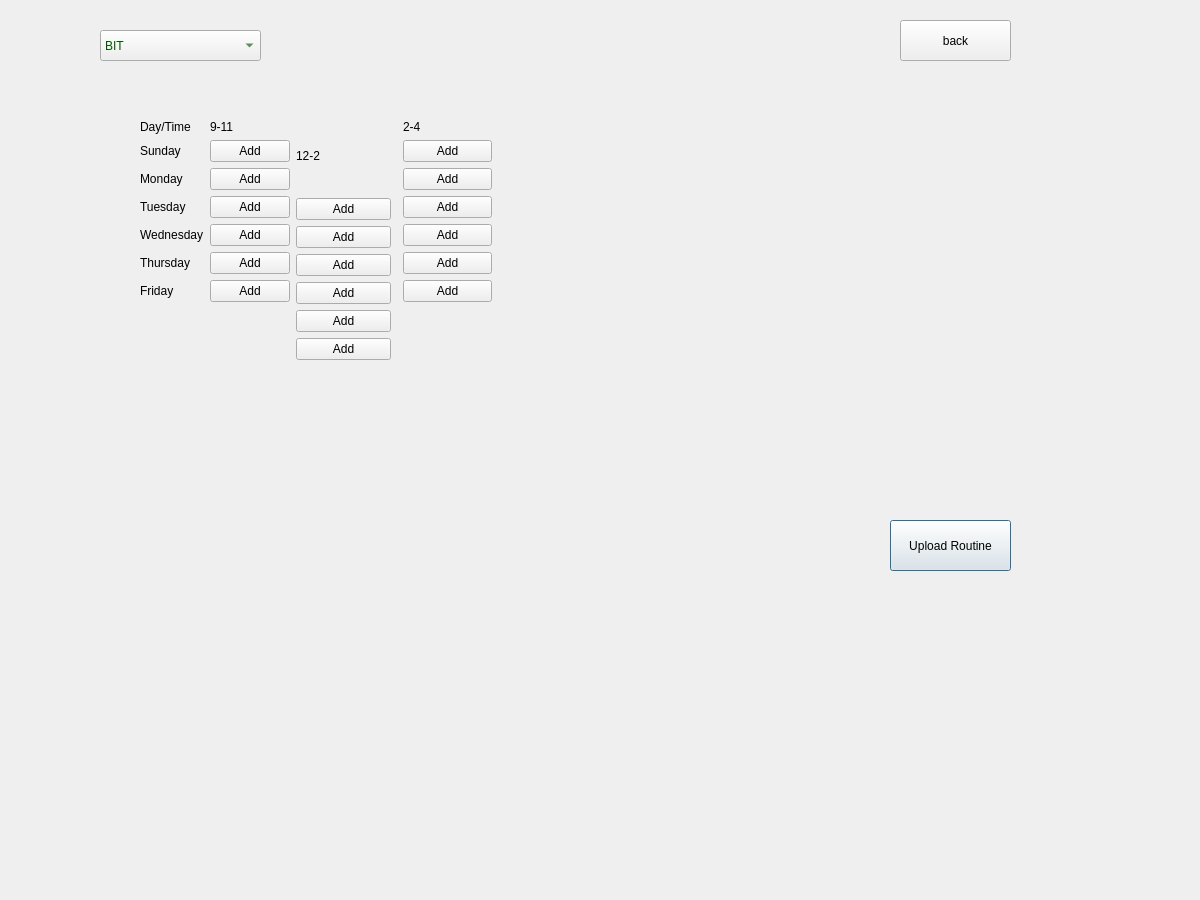
First picture: the form in uploadroutine.ui, repository prazzx/Kakshya, before the edit.
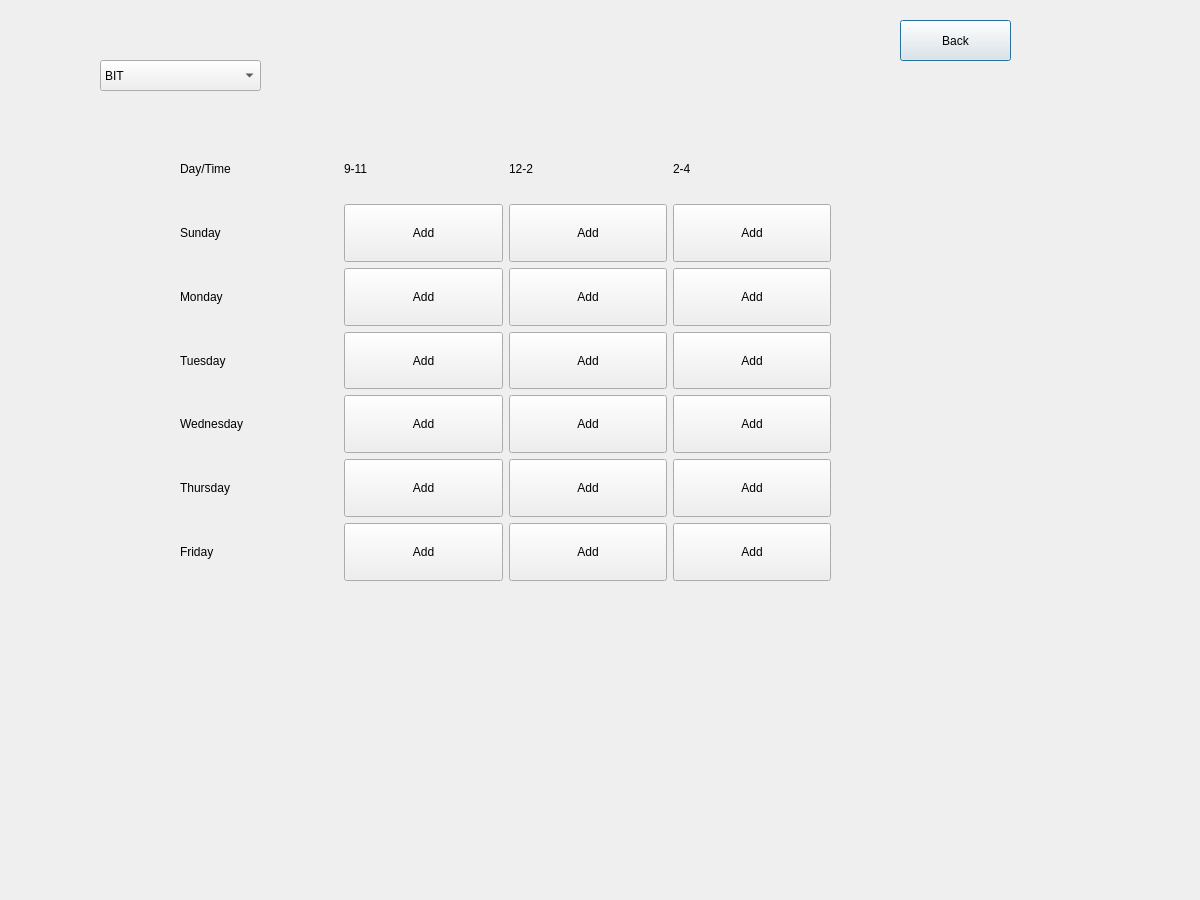
Second picture: the form after the edit. Icons and pictures are not drawn.

The edit to the form file:
```diff
--- a/uploadroutine.ui
+++ b/uploadroutine.ui
@@ -17,14 +17,14 @@
    <property name="geometry">
     <rect>
      <x>100</x>
-     <y>30</y>
+     <y>60</y>
      <width>161</width>
      <height>31</height>
     </rect>
    </property>
    <property name="styleSheet">
-    <string notr="true">font: 700 14pt &quot;Arial&quot;;
-color: rgb(0, 85, 0);</string>
+    <string notr="true">font: 700 10pt &quot;Arial&quot;;
+color: rgb(0, 0, 0);</string>
    </property>
    <item>
     <property name="text">
@@ -67,19 +67,6 @@
     </property>
    </item>
   </widget>
-  <widget class="QPushButton" name="pushButtonUpload">
-   <property name="geometry">
-    <rect>
-     <x>890</x>
-     <y>520</y>
-     <width>121</width>
-     <height>51</height>
-    </rect>
-   </property>
-   <property name="text">
-    <string>Upload Routine</string>
-   </property>
-  </widget>
   <widget class="QLabel" name="labelMessage">
    <property name="geometry">
     <rect>
@@ -103,131 +90,234 @@
     </rect>
    </property>
    <property name="text">
-    <string>back</string>
+    <string>Back</string>
    </property>
   </widget>
-  <widget class="QWidget" name="layoutWidget">
+  <widget class="QWidget" name="">
    <property name="geometry">
     <rect>
-     <x>140</x>
-     <y>120</y>
-     <width>352</width>
-     <height>240</height>
+     <x>180</x>
+     <y>140</y>
+     <width>651</width>
+     <height>441</height>
     </rect>
    </property>
-   <layout class="QHBoxLayout" name="horizontalLayout">
-    <item>
-     <layout class="QFormLayout" name="formLayout">
-      <item row="0" column="0">
-       <widget class="QLabel" name="label">
-        <property name="text">
-         <string>Day/Time </string>
-        </property>
-       </widget>
-      </item>
-      <item row="0" column="1">
-       <widget class="QLabel" name="label_2">
-        <property name="maximumSize">
-         <size>
-          <width>50</width>
-          <height>16777215</height>
-         </size>
-        </property>
-        <property name="text">
-         <string>9-11</string>
-        </property>
-       </widget>
-      </item>
-      <item row="1" column="0">
-       <widget class="QLabel" name="label_3">
-        <property name="text">
-         <string>Sunday</string>
-        </property>
-       </widget>
-      </item>
-      <item row="1" column="1">
-       <widget class="QPushButton" name="pushButton11">
-        <property name="text">
-         <string>Add</string>
-        </property>
-       </widget>
-      </item>
-      <item row="2" column="0">
-       <widget class="QLabel" name="label_4">
-        <property name="text">
-         <string>Monday</string>
-        </property>
-       </widget>
-      </item>
-      <item row="2" column="1">
-       <widget class="QPushButton" name="pushButton12">
-        <property name="text">
-         <string>Add</string>
-        </property>
-       </widget>
-      </item>
-      <item row="3" column="0">
-       <widget class="QLabel" name="label_5">
-        <property name="text">
-         <string>Tuesday</string>
-        </property>
-       </widget>
-      </item>
-      <item row="3" column="1">
-       <widget class="QPushButton" name="pushButton13">
-        <property name="text">
-         <string>Add</string>
-        </property>
-       </widget>
-      </item>
+   <property name="sizePolicy">
+    <sizepolicy hsizetype="Preferred" vsizetype="Preferred">
+     <horstretch>0</horstretch>
+     <verstretch>0</verstretch>
+    </sizepolicy>
+   </property>
+   <layout class="QGridLayout" name="gridLayout_2">
       <item row="4" column="0">
        <widget class="QLabel" name="label_6">
+      <property name="sizePolicy">
+       <sizepolicy hsizetype="MinimumExpanding" vsizetype="Preferred">
+        <horstretch>0</horstretch>
+        <verstretch>0</verstretch>
+       </sizepolicy>
+      </property>
         <property name="text">
          <string>Wednesday</string>
         </property>
        </widget>
       </item>
+    <item row="3" column="2">
+     <widget class="QPushButton" name="pushButton22">
+      <property name="sizePolicy">
+       <sizepolicy hsizetype="MinimumExpanding" vsizetype="Preferred">
+        <horstretch>0</horstretch>
+        <verstretch>0</verstretch>
+       </sizepolicy>
+      </property>
+      <property name="text">
+       <string>Add</string>
+      </property>
+     </widget>
+    </item>
+    <item row="1" column="1">
+     <widget class="QPushButton" name="pushButton11">
+      <property name="sizePolicy">
+       <sizepolicy hsizetype="MinimumExpanding" vsizetype="Preferred">
+        <horstretch>0</horstretch>
+        <verstretch>0</verstretch>
+       </sizepolicy>
+      </property>
+      <property name="text">
+       <string>Add</string>
+      </property>
+     </widget>
+    </item>
       <item row="4" column="1">
        <widget class="QPushButton" name="pushButton14">
+      <property name="sizePolicy">
+       <sizepolicy hsizetype="MinimumExpanding" vsizetype="Preferred">
+        <horstretch>0</horstretch>
+        <verstretch>0</verstretch>
+       </sizepolicy>
+      </property>
         <property name="text">
          <string>Add</string>
         </property>
        </widget>
       </item>
+    <item row="4" column="2">
+     <widget class="QPushButton" name="pushButton24">
+      <property name="sizePolicy">
+       <sizepolicy hsizetype="MinimumExpanding" vsizetype="Preferred">
+        <horstretch>0</horstretch>
+        <verstretch>0</verstretch>
+       </sizepolicy>
+      </property>
+      <property name="text">
+       <string>Add</string>
+      </property>
+     </widget>
+    </item>
+    <item row="3" column="0">
+     <widget class="QLabel" name="label_5">
+      <property name="sizePolicy">
+       <sizepolicy hsizetype="MinimumExpanding" vsizetype="Preferred">
+        <horstretch>0</horstretch>
+        <verstretch>0</verstretch>
+       </sizepolicy>
+      </property>
+      <property name="text">
+       <string>Tuesday</string>
+      </property>
+     </widget>
+    </item>
+    <item row="0" column="1">
+     <widget class="QLabel" name="label_2">
+      <property name="sizePolicy">
+       <sizepolicy hsizetype="MinimumExpanding" vsizetype="Preferred">
+        <horstretch>0</horstretch>
+        <verstretch>0</verstretch>
+       </sizepolicy>
+      </property>
+      <property name="maximumSize">
+       <size>
+        <width>50</width>
+        <height>16777215</height>
+       </size>
+      </property>
+      <property name="text">
+       <string>9-11</string>
+      </property>
+     </widget>
+    </item>
+    <item row="6" column="0">
+     <widget class="QLabel" name="label_8">
+      <property name="sizePolicy">
+       <sizepolicy hsizetype="MinimumExpanding" vsizetype="Preferred">
+        <horstretch>0</horstretch>
+        <verstretch>0</verstretch>
+       </sizepolicy>
+      </property>
+      <property name="text">
+       <string>Friday</string>
+      </property>
+     </widget>
+    </item>
+    <item row="0" column="0">
+     <widget class="QLabel" name="label">
+      <property name="sizePolicy">
+       <sizepolicy hsizetype="MinimumExpanding" vsizetype="Preferred">
+        <horstretch>0</horstretch>
+        <verstretch>0</verstretch>
+       </sizepolicy>
+      </property>
+      <property name="text">
+       <string>Day/Time </string>
+      </property>
+     </widget>
+    </item>
       <item row="5" column="0">
        <widget class="QLabel" name="label_7">
+      <property name="sizePolicy">
+       <sizepolicy hsizetype="MinimumExpanding" vsizetype="Preferred">
+        <horstretch>0</horstretch>
+        <verstretch>0</verstretch>
+       </sizepolicy>
+      </property>
         <property name="text">
          <string>Thursday</string>
         </property>
        </widget>
       </item>
+    <item row="2" column="1">
+     <widget class="QPushButton" name="pushButton12">
+      <property name="sizePolicy">
+       <sizepolicy hsizetype="MinimumExpanding" vsizetype="Preferred">
+        <horstretch>0</horstretch>
+        <verstretch>0</verstretch>
+       </sizepolicy>
+      </property>
+      <property name="text">
+       <string>Add</string>
+      </property>
+     </widget>
+    </item>
+    <item row="6" column="2">
+     <widget class="QPushButton" name="pushButton26">
+      <property name="sizePolicy">
+       <sizepolicy hsizetype="MinimumExpanding" vsizetype="Preferred">
+        <horstretch>0</horstretch>
+        <verstretch>0</verstretch>
+       </sizepolicy>
+      </property>
+      <property name="text">
+       <string>Add</string>
+      </property>
+     </widget>
+    </item>
+    <item row="2" column="2">
+     <widget class="QPushButton" name="pushButton23">
+      <property name="sizePolicy">
+       <sizepolicy hsizetype="MinimumExpanding" vsizetype="Preferred">
+        <horstretch>0</horstretch>
+        <verstretch>0</verstretch>
+       </sizepolicy>
+      </property>
+      <property name="text">
+       <string>Add</string>
+      </property>
+     </widget>
+    </item>
+    <item row="1" column="0">
+     <widget class="QLabel" name="label_3">
+      <property name="sizePolicy">
+       <sizepolicy hsizetype="MinimumExpanding" vsizetype="Preferred">
+        <horstretch>0</horstretch>
+        <verstretch>0</verstretch>
+       </sizepolicy>
+      </property>
+      <property name="text">
+       <string>Sunday</string>
+      </property>
+     </widget>
+    </item>
       <item row="5" column="1">
        <widget class="QPushButton" name="pushButton15">
-        <property name="text">
-         <string>Add</string>
-        </property>
-       </widget>
-      </item>
-      <item row="6" column="0">
-       <widget class="QLabel" name="label_8">
+      <property name="sizePolicy">
+       <sizepolicy hsizetype="MinimumExpanding" vsizetype="Preferred">
+        <horstretch>0</horstretch>
+        <verstretch>0</verstretch>
+       </sizepolicy>
+      </property>
         <property name="text">
-         <string>Friday</string>
-        </property>
-       </widget>
-      </item>
-      <item row="6" column="1">
-       <widget class="QPushButton" name="pushButton16">
-        <property name="text">
          <string>Add</string>
         </property>
        </widget>
       </item>
-     </layout>
-    </item>
-    <item>
-     <layout class="QVBoxLayout" name="verticalLayout">
-      <item>
+    <item row="0" column="2">
        <widget class="QLabel" name="label_11">
+      <property name="sizePolicy">
+       <sizepolicy hsizetype="MinimumExpanding" vsizetype="Preferred">
+        <horstretch>0</horstretch>
+        <verstretch>0</verstretch>
+       </sizepolicy>
+      </property>
         <property name="maximumSize">
          <size>
           <width>50</width>
@@ -239,54 +329,79 @@
         </property>
        </widget>
       </item>
-      <item>
+    <item row="6" column="1">
+     <widget class="QPushButton" name="pushButton16">
+      <property name="sizePolicy">
+       <sizepolicy hsizetype="MinimumExpanding" vsizetype="Preferred">
+        <horstretch>0</horstretch>
+        <verstretch>0</verstretch>
+       </sizepolicy>
+      </property>
+      <property name="text">
+       <string>Add</string>
+      </property>
+     </widget>
+    </item>
+    <item row="2" column="0">
+     <widget class="QLabel" name="label_4">
+      <property name="sizePolicy">
+       <sizepolicy hsizetype="MinimumExpanding" vsizetype="Preferred">
+        <horstretch>0</horstretch>
+        <verstretch>0</verstretch>
+       </sizepolicy>
+      </property>
+      <property name="text">
+       <string>Monday</string>
+      </property>
+     </widget>
+    </item>
+    <item row="3" column="1">
+     <widget class="QPushButton" name="pushButton13">
+      <property name="sizePolicy">
+       <sizepolicy hsizetype="MinimumExpanding" vsizetype="Preferred">
+        <horstretch>0</horstretch>
+        <verstretch>0</verstretch>
+       </sizepolicy>
+      </property>
+      <property name="text">
+       <string>Add</string>
+      </property>
+     </widget>
+    </item>
+    <item row="1" column="2">
        <widget class="QPushButton" name="pushButton21">
-        <property name="text">
-         <string>Add</string>
-        </property>
-       </widget>
-      </item>
-      <item>
-       <widget class="QPushButton" name="pushButton22">
+      <property name="sizePolicy">
+       <sizepolicy hsizetype="MinimumExpanding" vsizetype="Preferred">
+        <horstretch>0</horstretch>
+        <verstretch>0</verstretch>
+       </sizepolicy>
+      </property>
         <property name="text">
          <string>Add</string>
         </property>
        </widget>
       </item>
-      <item>
-       <widget class="QPushButton" name="pushButton23">
-        <property name="text">
-         <string>Add</string>
-        </property>
-       </widget>
-      </item>
-      <item>
-       <widget class="QPushButton" name="pushButton24">
-        <property name="text">
-         <string>Add</string>
-        </property>
-       </widget>
-      </item>
-      <item>
+    <item row="5" column="2">
        <widget class="QPushButton" name="pushButton25">
-        <property name="text">
-         <string>Add</string>
-        </property>
-       </widget>
-      </item>
-      <item>
-       <widget class="QPushButton" name="pushButton26">
+      <property name="sizePolicy">
+       <sizepolicy hsizetype="MinimumExpanding" vsizetype="Preferred">
+        <horstretch>0</horstretch>
+        <verstretch>0</verstretch>
+       </sizepolicy>
+      </property>
         <property name="text">
          <string>Add</string>
         </property>
        </widget>
       </item>
-     </layout>
-    </item>
-    <item>
-     <layout class="QFormLayout" name="formLayout_3">
-      <item row="0" column="1">
+    <item row="0" column="3">
        <widget class="QLabel" name="label_12">
+      <property name="sizePolicy">
+       <sizepolicy hsizetype="MinimumExpanding" vsizetype="Preferred">
+        <horstretch>0</horstretch>
+        <verstretch>0</verstretch>
+       </sizepolicy>
+      </property>
         <property name="maximumSize">
          <size>
           <width>50</width>
@@ -298,49 +413,83 @@
         </property>
        </widget>
       </item>
-      <item row="1" column="1">
+    <item row="1" column="3">
        <widget class="QPushButton" name="pushButton31">
+      <property name="sizePolicy">
+       <sizepolicy hsizetype="MinimumExpanding" vsizetype="Preferred">
+        <horstretch>0</horstretch>
+        <verstretch>0</verstretch>
+       </sizepolicy>
+      </property>
         <property name="text">
          <string>Add</string>
         </property>
        </widget>
       </item>
-      <item row="2" column="1">
+    <item row="2" column="3">
        <widget class="QPushButton" name="pushButton32">
+      <property name="sizePolicy">
+       <sizepolicy hsizetype="MinimumExpanding" vsizetype="Preferred">
+        <horstretch>0</horstretch>
+        <verstretch>0</verstretch>
+       </sizepolicy>
+      </property>
         <property name="text">
          <string>Add</string>
         </property>
        </widget>
       </item>
-      <item row="3" column="1">
+    <item row="3" column="3">
        <widget class="QPushButton" name="pushButton33">
+      <property name="sizePolicy">
+       <sizepolicy hsizetype="MinimumExpanding" vsizetype="Preferred">
+        <horstretch>0</horstretch>
+        <verstretch>0</verstretch>
+       </sizepolicy>
+      </property>
         <property name="text">
          <string>Add</string>
         </property>
        </widget>
       </item>
-      <item row="4" column="1">
+    <item row="4" column="3">
        <widget class="QPushButton" name="pushButton34">
+      <property name="sizePolicy">
+       <sizepolicy hsizetype="MinimumExpanding" vsizetype="Preferred">
+        <horstretch>0</horstretch>
+        <verstretch>0</verstretch>
+       </sizepolicy>
+      </property>
         <property name="text">
          <string>Add</string>
         </property>
        </widget>
       </item>
-      <item row="5" column="1">
+    <item row="5" column="3">
        <widget class="QPushButton" name="pushButton35">
+      <property name="sizePolicy">
+       <sizepolicy hsizetype="MinimumExpanding" vsizetype="Preferred">
+        <horstretch>0</horstretch>
+        <verstretch>0</verstretch>
+       </sizepolicy>
+      </property>
         <property name="text">
          <string>Add</string>
         </property>
        </widget>
       </item>
-      <item row="6" column="1">
+    <item row="6" column="3">
        <widget class="QPushButton" name="pushButton36">
+      <property name="sizePolicy">
+       <sizepolicy hsizetype="MinimumExpanding" vsizetype="Preferred">
+        <horstretch>0</horstretch>
+        <verstretch>0</verstretch>
+       </sizepolicy>
+      </property>
         <property name="text">
          <string>Add</string>
         </property>
        </widget>
-      </item>
-     </layout>
     </item>
    </layout>
   </widget>
```
Left out of the diff: 6 changed lines with no effect on the pictures. Lines whose indentation alone changed are shown as unchanged.
